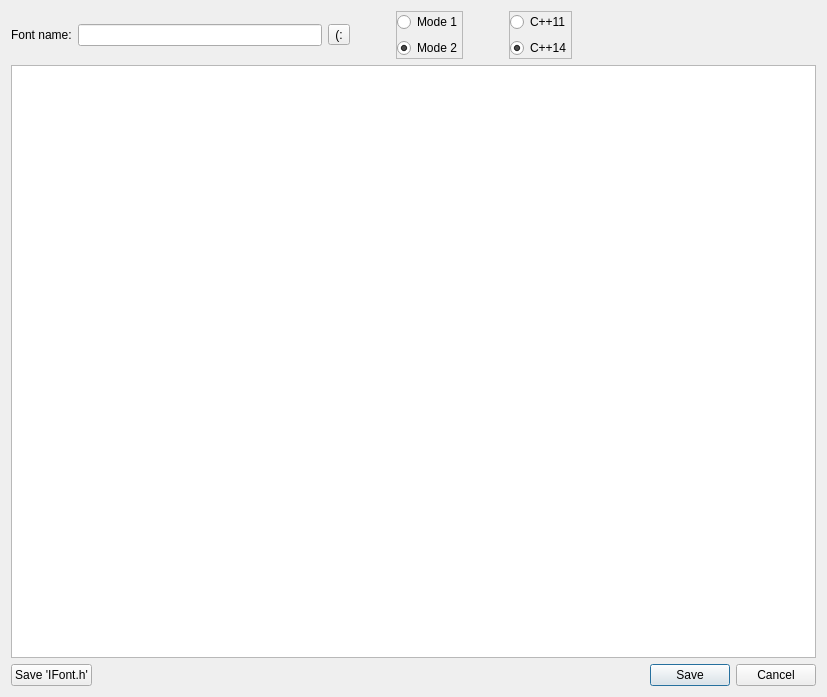
Qt form src/UI/export.ui (SvRTM/FontConverter) before a commit.
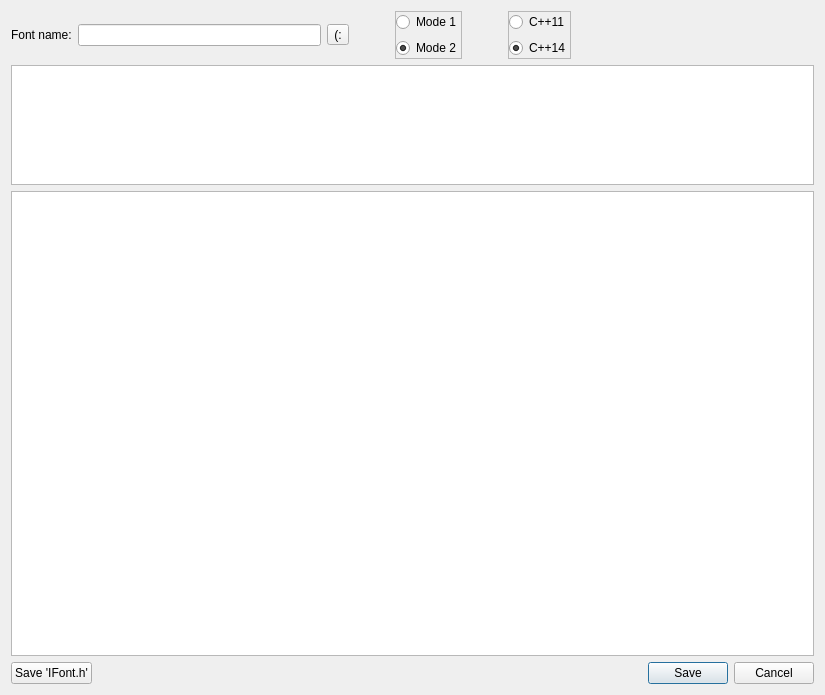
The same form after that commit.

The edit to the form file:
```diff
--- a/src/UI/export.ui
+++ b/src/UI/export.ui
@@ -6,8 +6,8 @@
    <rect>
     <x>0</x>
     <y>0</y>
-    <width>827</width>
-    <height>697</height>
+    <width>825</width>
+    <height>695</height>
    </rect>
   </property>
   <property name="windowTitle">
@@ -169,7 +169,26 @@
     </layout>
    </item>
    <item>
-    <widget class="QPlainTextEdit" name="plainTextEdit">
+    <widget class="QPlainTextEdit" name="cppFile">
+     <property name="maximumSize">
+      <size>
+       <width>16777215</width>
+       <height>120</height>
+      </size>
+     </property>
+     <property name="undoRedoEnabled">
+      <bool>false</bool>
+     </property>
+     <property name="lineWrapMode">
+      <enum>QPlainTextEdit::NoWrap</enum>
+     </property>
+     <property name="textInteractionFlags">
+      <set>Qt::TextSelectableByMouse</set>
+     </property>
+    </widget>
+   </item>
+   <item>
+    <widget class="QPlainTextEdit" name="headerFile">
      <property name="undoRedoEnabled">
       <bool>false</bool>
      </property>
@@ -179,9 +198,6 @@
      <property name="readOnly">
       <bool>true</bool>
      </property>
-     <property name="backgroundVisible">
-      <bool>false</bool>
-     </property>
     </widget>
    </item>
    <item>
```
